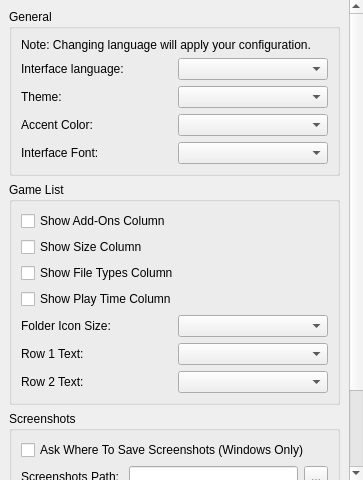
The window that src/storm_switch/configuration/configure_ui.ui (ReiKatari/STORM_SWITCH) describes before a commit, drawn with Qt 5.
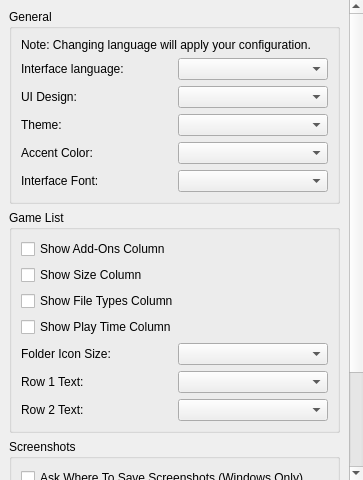
The same window after the commit.

Commit message: STORM SWITCH 16.2.9: 5 Futuristic 3D UI Designs, Instant Theme/Accent Switching, 100% Dynamic 13 Accents, Fast <1s Switch 2 Boot & Community Issue Fixes (#87, #76, #77, #65)

What changed in the file:
```diff
--- a/src/storm_switch/configuration/configure_ui.ui
+++ b/src/storm_switch/configuration/configure_ui.ui
@@ -162,6 +162,20 @@
 
             <item>
 
+             <layout class="QHBoxLayout" name="horizontalLayout_design">
+              <item>
+               <widget class="QLabel" name="design_label">
+                <property name="text">
+                 <string>UI Design:</string>
+                </property>
+               </widget>
+              </item>
+              <item>
+               <widget class="QComboBox" name="design_combobox"/>
+              </item>
+             </layout>
+            </item>
+            <item>
              <layout class="QHBoxLayout" name="horizontalLayout_3">
 
               <item>
```
The commit also changes 104 other files.
